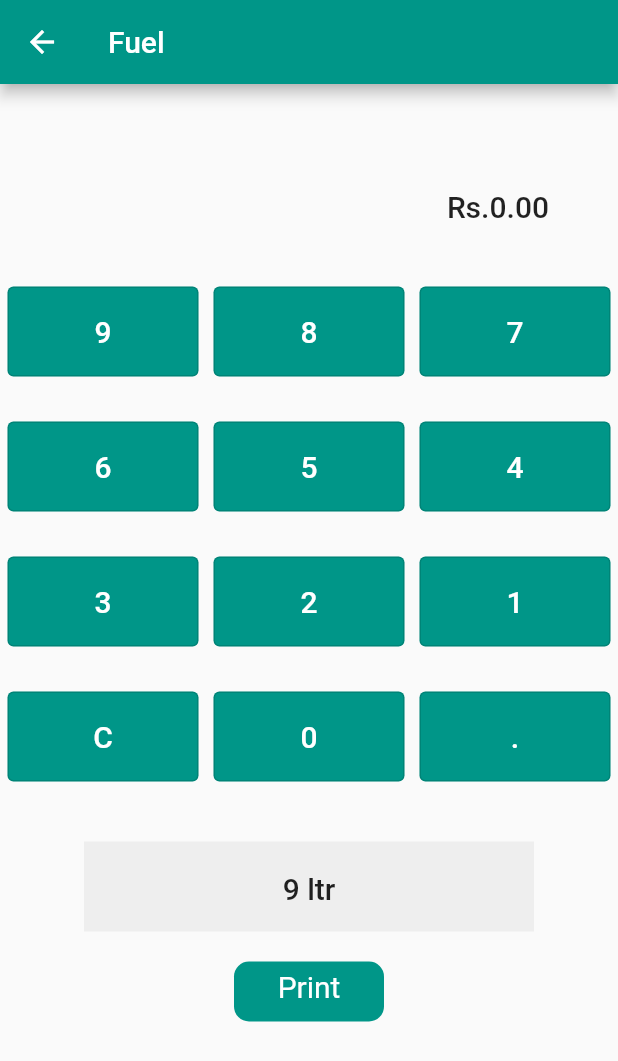
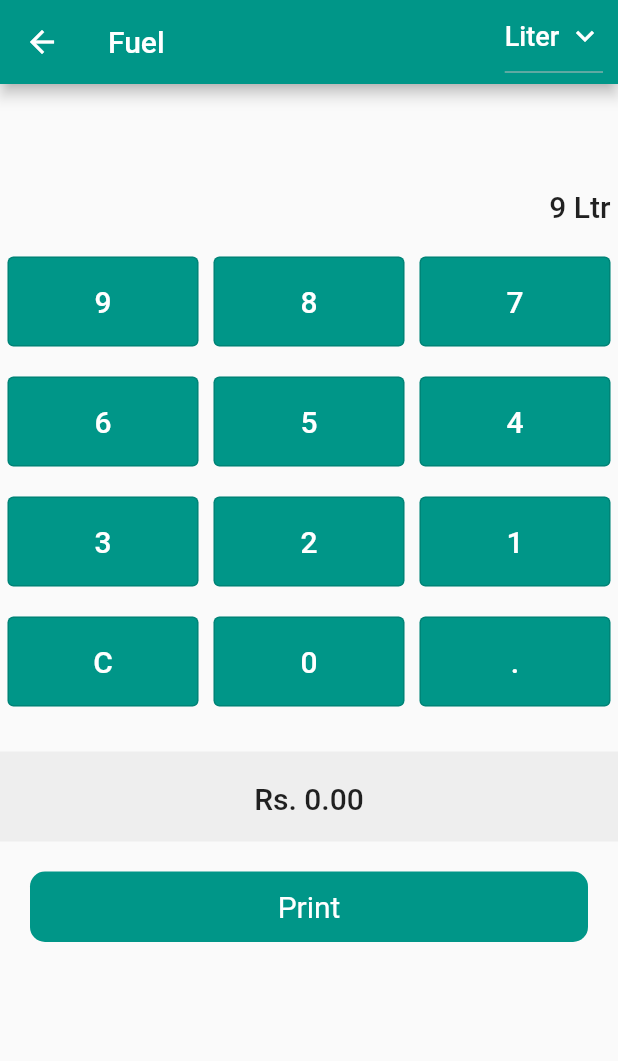
Before and after one commit to AbhishekTmz/naturalgas, a Flutter app: the Fuelcalcu screen opened directly, after a tap on an icon or button, on a phone screen of 412 x 824 dp. Shown: the top 1061 px of the screen. Run offline on Flutter 3.47's test engine with Material 2 defaults, Android fonts, the phone set to English and light mode, and no system bars; our stand-ins replace pdf, printing, shared_preferences; accounts and stored records are empty.

Commit message:
problem solved

```diff
--- a/lib/fuelcalcu.dart
+++ b/lib/fuelcalcu.dart
@@ -13,41 +13,62 @@ class Fuelcalcu extends StatefulWidget {
 class _FuelcalcusState extends State<Fuelcalcu> {
   int? firstnum;
   int? secondnum;
-  String texttodisplay = "";
-  String? res;
-  String littodisplay = "";
-  double ptrprice = 181;
+  double? ptrprice;
+  String dropdownvalue = 'Liter';
+  String? userInput;
+  String? result;
+  int dotCount = 0;
+
+  // List of items in our dropdown menu
+  var items = [
+    'Liter',
+    'Price',
+  ];
+
+  clearField() {
+    setState(() {
+      firstnum = 0;
+      secondnum = 0;
+      userInput = '';
+      result = '';
+      dotCount = 0;
+    });
+  }
 
   void btnclicked(String btnvalue) async {
     final SharedPreferences prefs = await SharedPreferences.getInstance();
 
     var petrolPrice = prefs.getString("petrol") ?? '0';
+    ptrprice = double.parse(petrolPrice);
 
+    if (btnvalue == 'C') {
+      clearField();
+    } else {
       setState(() {
-      if (btnvalue == 'C') {
-        texttodisplay = "";
-        littodisplay = "";
-        firstnum = 0;
-        secondnum = 0;
-        res = "";
+        if (btnvalue == '.') {
+          dotCount++;
+        }
+        if (btnvalue == '.' && dotCount > 1) {
         } else {
-        res = int.parse(texttodisplay + btnvalue).toString();
-        texttodisplay = res.toString();
-        if (texttodisplay == "") {
-          littodisplay = '';
+          userInput = (userInput ?? '') + btnvalue;
+          if (userInput == "") {
+            result = '';
           } else {
-          littodisplay =
-              (double.parse(texttodisplay) * double.parse(petrolPrice))
+            result = dropdownvalue == items[0]
+                ? (double.parse(userInput ?? '0') * double.parse(petrolPrice))
+                    .toStringAsFixed(2)
+                : (double.parse(userInput ?? '0') / double.parse(petrolPrice))
                     .toStringAsFixed(2);
           }
         }
       });
     }
+  }
 
   Widget custombutton(String btnvalue) {
     return Expanded(
         child: Container(
-      margin: const EdgeInsets.only(bottom: 20),
+      margin: const EdgeInsets.only(bottom: 10),
       padding: const EdgeInsets.all(5),
       height: 70,
       child: OutlinedButton(
@@ -69,26 +90,55 @@ class _FuelcalcusState extends State<Fuelcalcu> {
         appBar: AppBar(
           backgroundColor: Colors.teal,
           title: Text(widget.title),
+          actions: [
+            DropdownButton(
+              value: dropdownvalue,
+              icon: const Icon(
+                Icons.keyboard_arrow_down,
+                color: Colors.white,
               ),
-        body: SingleChildScrollView(
-          child: Column(children: [
+              dropdownColor: Colors.teal,
+              items: items.map((String items) {
+                return DropdownMenuItem(
+                  value: items,
+                  child: Text(
+                    items,
+                    style: TextStyle(
+                        color: Colors.white,
+                        fontSize: 18,
+                        fontWeight: FontWeight.w500),
+                  ),
+                );
+              }).toList(),
+              onChanged: (String? newValue) {
+                setState(() {
+                  dropdownvalue = newValue!;
+                });
+                clearField();
+              },
+            ),
+            SizedBox(
+              width: 10,
+            )
+          ],
+        ),
+        body: ListView(children: [
           Container(
             padding: const EdgeInsets.only(top: 60),
-              margin: const EdgeInsets.only(top: 10),
+            margin: const EdgeInsets.only(top: 10, right: 5),
             height: 80,
             width: 320,
             child: Text(
-                'Rs.$littodisplay ',
+              dropdownvalue == items[0]
+                  ? '${(userInput ?? '')} Ltr'
+                  : 'Rs.${(userInput ?? '')} ',
               textAlign: TextAlign.right,
-                style:
-                    const TextStyle(fontSize: 20, fontWeight: FontWeight.w500),
+              style: const TextStyle(fontSize: 20, fontWeight: FontWeight.w500),
             ),
           ),
           SizedBox(
-              height: 400,
-              child: Column(
-                mainAxisAlignment: MainAxisAlignment.end,
-                children: [
+            height: 20,
+          ),
           Row(children: [
             custombutton('9'),
             custombutton('8'),
@@ -109,9 +159,6 @@ class _FuelcalcusState extends State<Fuelcalcu> {
             custombutton('0'),
             custombutton('.'),
           ]),
-                ],
-              ),
-            ),
           const SizedBox(
             height: 15,
           ),
@@ -121,10 +168,11 @@ class _FuelcalcusState extends State<Fuelcalcu> {
             height: 60,
             width: 300,
             child: Text(
-                '$texttodisplay ltr',
+              dropdownvalue == items[0]
+                  ? 'Rs. ${(result ?? '')}'
+                  : '${(result ?? '')} Ltr',
               textAlign: TextAlign.center,
-                style:
-                    const TextStyle(fontSize: 20, fontWeight: FontWeight.w500),
+              style: const TextStyle(fontSize: 20, fontWeight: FontWeight.w500),
             ),
           ),
           const SizedBox(
@@ -136,8 +184,10 @@ class _FuelcalcusState extends State<Fuelcalcu> {
                 builder: (context) => AlertDialog(
                       title: Column(
                         children: [
-                            Text('Total Quantity - $texttodisplay Ltr'),
-                            Text('Amount - $littodisplay'),
+                          Text(
+                              'Total Quantity - ${dropdownvalue == items[0] ? (userInput ?? '') : (result ?? '')} Ltr'),
+                          Text(
+                              'Amount - Rs. ${dropdownvalue == items[0] ? (result ?? '') : (userInput ?? '')}'),
                           Text('----------------------------------'),
                           const SizedBox(
                             height: 5,
@@ -148,13 +198,11 @@ class _FuelcalcusState extends State<Fuelcalcu> {
                           ),
                           Text('----------------------------------'),
                           Row(
-                                mainAxisAlignment:
-                                    MainAxisAlignment.spaceAround,
+                              mainAxisAlignment: MainAxisAlignment.spaceAround,
                               children: [
                                 Container(
                                     decoration: BoxDecoration(
-                                          borderRadius:
-                                              BorderRadius.circular(10),
+                                        borderRadius: BorderRadius.circular(10),
                                         color: Colors.red.shade500),
                                     child: TextButton(
                                       onPressed: () {
@@ -167,18 +215,23 @@ class _FuelcalcusState extends State<Fuelcalcu> {
                                     )),
                                 Container(
                                     decoration: BoxDecoration(
-                                          borderRadius:
-                                              BorderRadius.circular(10),
+                                        borderRadius: BorderRadius.circular(10),
                                         color: Colors.teal),
                                     child: TextButton(
                                       onPressed: () {
+                                        Navigator.of(context).pop();
                                         Navigator.of(context).push(
                                             MaterialPageRoute(
                                                 builder: (context) {
                                           return Bill(
-                                              quantity: texttodisplay,
-                                              totalPrice: littodisplay,
-                                              rate: ptrprice,
+                                            quantity: dropdownvalue == items[0]
+                                                ? (userInput ?? '')
+                                                : (result ?? ''),
+                                            totalPrice:
+                                                dropdownvalue == items[0]
+                                                    ? (result ?? '')
+                                                    : (userInput ?? ''),
+                                            rate: ptrprice ?? 0,
                                             title: widget.title,
                                           );
                                         }));
@@ -193,12 +246,10 @@ class _FuelcalcusState extends State<Fuelcalcu> {
                       ),
                     )),
             child: Container(
-                padding: const EdgeInsets.only(top: 5),
+              padding: const EdgeInsets.symmetric(vertical: 12),
+              margin: const EdgeInsets.symmetric(horizontal: 20.0),
               decoration: BoxDecoration(
-                    borderRadius: BorderRadius.circular(10),
-                    color: Colors.teal),
-                height: 40,
-                width: 100,
+                  borderRadius: BorderRadius.circular(10), color: Colors.teal),
               child: const Text(
                 'Print',
                 style: TextStyle(fontSize: 20, color: Colors.white),
@@ -208,7 +259,6 @@ class _FuelcalcusState extends State<Fuelcalcu> {
           )
         ]),
       ),
-      ),
     );
   }
 }
```
Also changed, not shown: lib/Pricesetpage.dart (+21 -12 lines), lib/bill.dart (+9 -3 lines), lib/dieselcalcu.dart (+90 -38 lines). Lines whose indentation alone changed are shown as unchanged.
